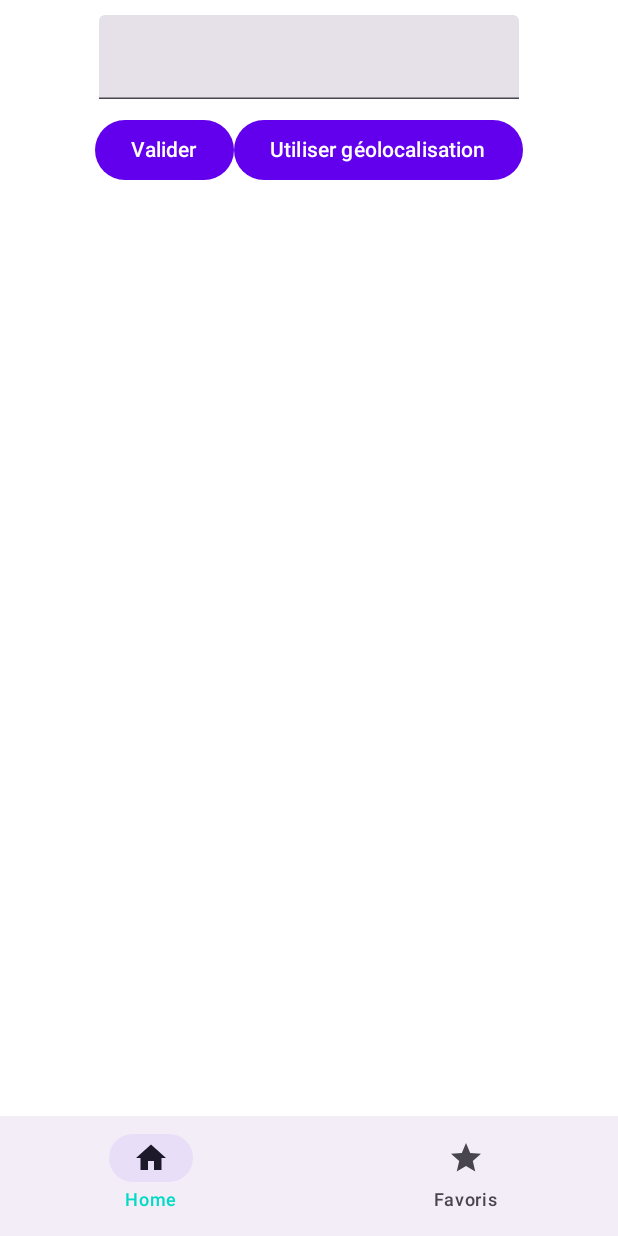
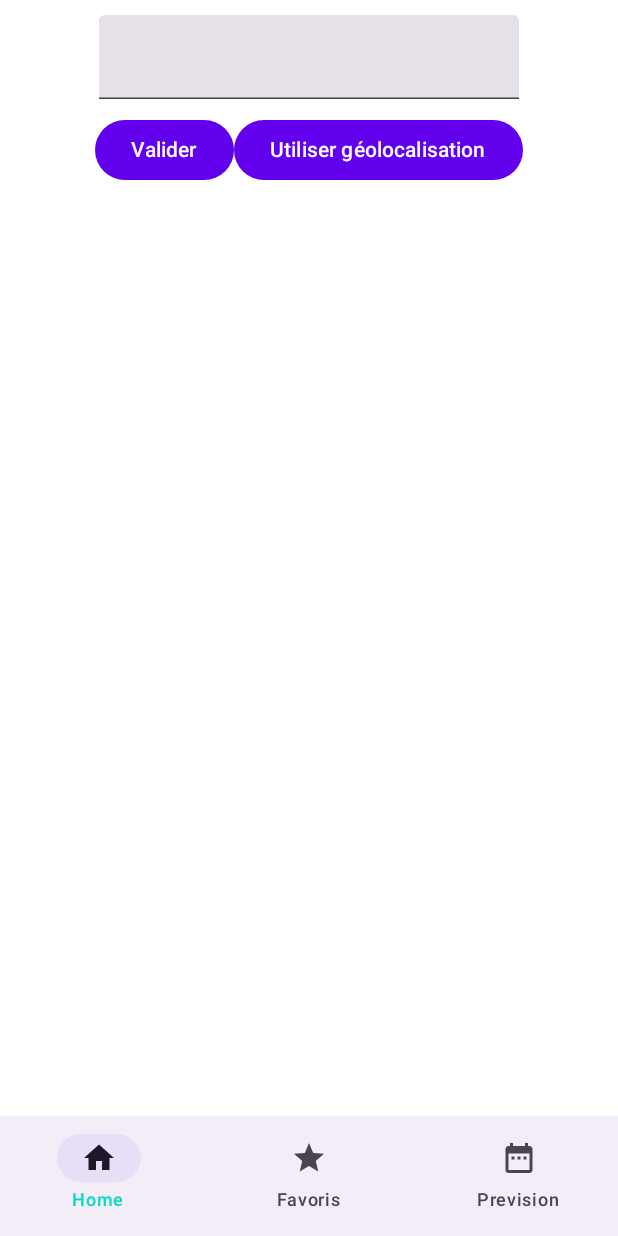
Before and after one commit to delmat238/kotlin_delhomel_ferreira, an Android app built with Jetpack Compose: the screen it shows after launch (MainActivity), on a phone screen of 412 x 824 dp. Run offline under Robolectric (Android 15) with nearby library versions, the phone set to English and light mode, and no system bars.

Commit message:
ajout d'un onglet Favoris et selection de le l'onglet actif

```diff
--- a/AppMeteo/androidApp/src/main/java/com/example/appmeteo/android/MainActivity.kt
+++ b/AppMeteo/androidApp/src/main/java/com/example/appmeteo/android/MainActivity.kt
@@ -5,6 +5,7 @@ import android.os.Bundle
 import androidx.activity.ComponentActivity
 import androidx.activity.compose.setContent
 import androidx.compose.material.icons.Icons
+import androidx.compose.material.icons.filled.DateRange
 import androidx.compose.material.icons.filled.Home
 import androidx.compose.material.icons.filled.Star
 import androidx.compose.material3.ExperimentalMaterial3Api
@@ -13,11 +14,16 @@ import androidx.compose.material3.NavigationBar
 import androidx.compose.material3.NavigationBarItem
 import androidx.compose.material3.Scaffold
 import androidx.compose.material3.Text
-import androidx.navigation.NavHostController
+import androidx.compose.runtime.getValue
+import androidx.compose.runtime.mutableStateOf
+import androidx.compose.runtime.remember
+import androidx.compose.runtime.setValue
 import androidx.navigation.compose.NavHost
 import androidx.navigation.compose.composable
 import androidx.navigation.compose.rememberNavController
 import com.example.appmeteo.android.view.App
+import com.example.appmeteo.android.view.Favoris
+import com.example.appmeteo.android.view.Prevision
 
 class MainActivity : ComponentActivity() {
     @SuppressLint("UnusedMaterial3ScaffoldPaddingParameter")
@@ -29,13 +35,8 @@ class MainActivity : ComponentActivity() {
                 val navControler = rememberNavController()
                 val routeHome = "Home"
                 val routeFavoris = "Favoris"
+                var selectedTab by remember { mutableStateOf("Home") }
                 Scaffold(
-//                    topBar = {
-//                        TopAppBar(
-//                            title = { Text("App Meteo") }
-//                        )
-//
-//                    },
                     content = { innerPadding ->
 
                         NavHost(
@@ -49,7 +50,12 @@ class MainActivity : ComponentActivity() {
                             composable(
                                 route = "Favoris",
                             ) {
-                                App(applicationContext, innerPadding)
+                                Favoris()
+                            }
+                            composable(
+                                route = "Prevision",
+                            ) {
+                                Prevision()
                             }
 
                         }
@@ -57,8 +63,11 @@ class MainActivity : ComponentActivity() {
 
                     bottomBar = {
                         NavigationBar {
-                            NavigationBarItem(selected = pageSelectione(navControler, "Home"),
-                                onClick = { navControler.navigate("Home") },
+                            NavigationBarItem(selected = selectionneIcon(selectedTab, "Home"),
+                                onClick = {
+                                    navControler.navigate("Home")
+                                    selectedTab = "Home"
+                                },
                                 icon = {
                                     Icon(
                                         imageVector = Icons.Default.Home, contentDescription = null
@@ -66,8 +75,11 @@ class MainActivity : ComponentActivity() {
                                 },
                                 label = { Text(text = "Home") })
 
-                            NavigationBarItem(selected = false,
-                                onClick = { navControler.navigate("Favoris") },
+                            NavigationBarItem(selected = selectionneIcon(selectedTab, "Favoris"),
+                                onClick = {
+                                    navControler.navigate("Favoris")
+                                    selectedTab = "Favoris"
+                                },
                                 icon = {
                                     Icon(
                                         imageVector = Icons.Default.Star, contentDescription = null
@@ -77,11 +89,25 @@ class MainActivity : ComponentActivity() {
                                     Text(text = "Favoris")
 
 
-                                }
+                                })
 
-                            )
-//                Surface(Modifier.fillMaxSize()) {
-//                    App()
+                            NavigationBarItem(selected = selectionneIcon(selectedTab, "Prevision"),
+                                onClick = {
+                                    navControler.navigate("Prevision")
+                                    selectedTab = "Prevision"
+                                },
+                                icon = {
+                                    Icon(
+                                        imageVector = Icons.Default.DateRange,
+                                        contentDescription = null
+                                    )
+                                },
+                                label = {
+                                    Text(text = "Prevision")
+
+
+                                })
+
 
                         }
 
@@ -92,15 +118,9 @@ class MainActivity : ComponentActivity() {
 
     }
 
+
 }
 
-fun pageSelectione(navControler: NavHostController, s: String): Boolean {
-//    if (navControler.currentDestination.toString().equals(s)) {
-//        return true
-//    } else {
-//        return false
-//    }
-
-    navControler.currentDestination?.let { println(it.equals(s)) }
-    return true
+fun selectionneIcon(selectedTab: String, r: String): Boolean {
+    return selectedTab == r
 }
```
Also changed, not shown: AppMeteo/androidApp/src/main/java/com/example/appmeteo/android/view/favoris.kt (+6 -1 lines).
